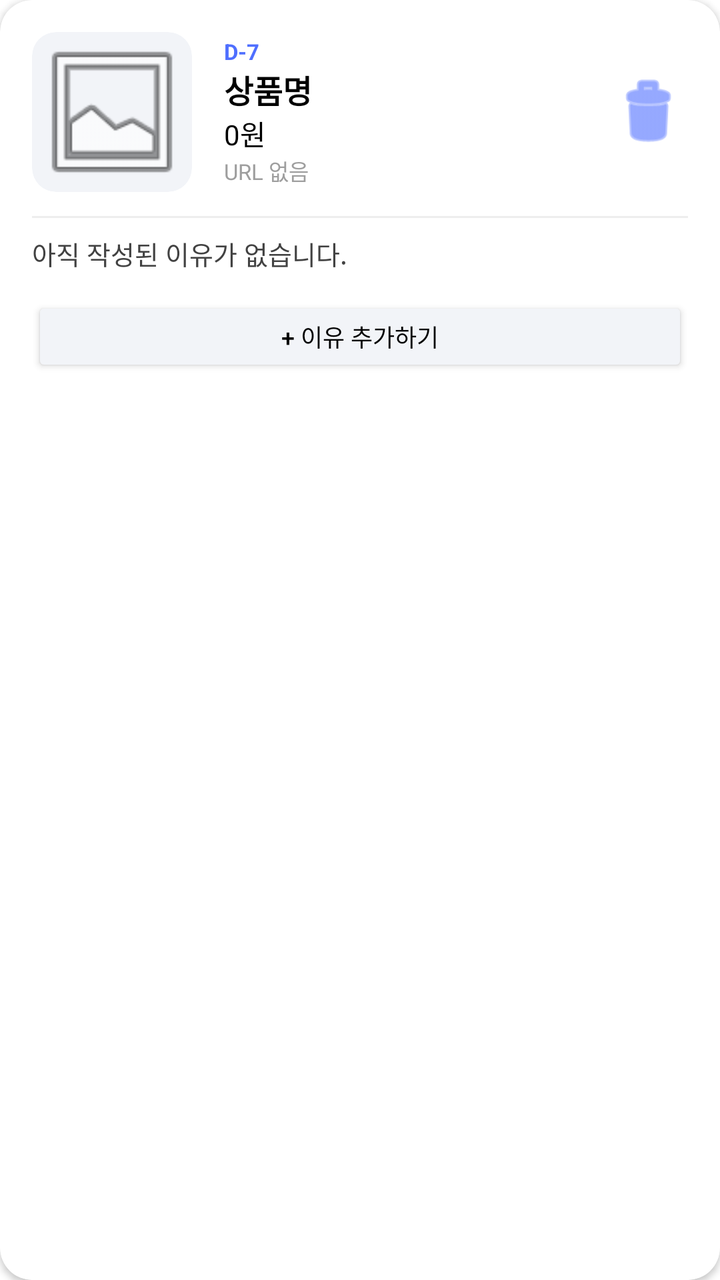
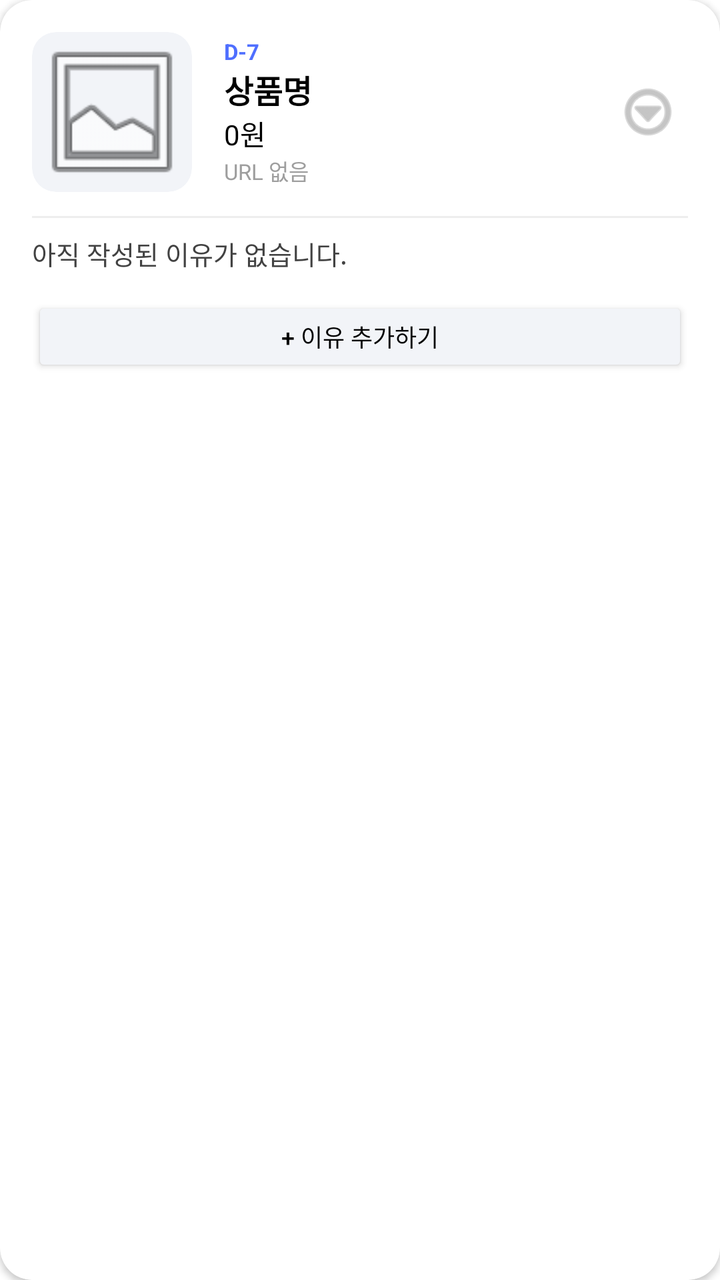

Screens rendered from an Android XML layout before and after an edit, with the pre-edit source and the edit as a unified diff.
<!-- AndroidManifest.xml: application theme Theme.AllIn -->
<!-- res/layout/item_cart_product.xml -->
<?xml version="1.0" encoding="utf-8"?>
<androidx.cardview.widget.CardView xmlns:android="http://schemas.android.com/apk/res/android"
    xmlns:app="http://schemas.android.com/apk/res-auto"
    android:layout_width="match_parent"
    android:layout_height="wrap_content"
    android:layout_marginBottom="16dp"
    app:cardCornerRadius="16dp"
    app:cardElevation="2dp">

    <LinearLayout
        android:layout_width="match_parent"
        android:layout_height="wrap_content"
        android:orientation="vertical"
        android:padding="16dp">

        <LinearLayout
            android:layout_width="match_parent"
            android:layout_height="wrap_content"
            android:orientation="horizontal"
            android:gravity="center_vertical">

            <androidx.cardview.widget.CardView
                android:layout_width="80dp"
                android:layout_height="80dp"
                app:cardCornerRadius="12dp"
                app:cardElevation="0dp"
                android:backgroundTint="#F2F4F8">
                <ImageView
                    android:id="@+id/ivProduct"
                    android:layout_width="match_parent"
                    android:layout_height="match_parent"
                    android:scaleType="centerCrop"
                    android:src="@android:drawable/ic_menu_gallery" />
            </androidx.cardview.widget.CardView>

            <LinearLayout
                android:layout_width="0dp"
                android:layout_height="wrap_content"
                android:layout_weight="1"
                android:layout_marginStart="16dp"
                android:orientation="vertical">

                
                <TextView
                    android:id="@+id/tvRemainingDays"
                    android:layout_width="wrap_content"
                    android:layout_height="wrap_content"
                    android:text="D-7"
                    android:textColor="#4F6FFF"
                    android:textSize="11sp"
                    android:textStyle="bold" />

                <TextView
                    android:id="@+id/tvProductName"
                    android:layout_width="wrap_content"
                    android:layout_height="wrap_content"
                    android:text="상품명"
                    android:textColor="@android:color/black"
                    android:textSize="16sp"
                    android:textStyle="bold" />

                <TextView
                    android:id="@+id/tvProductPrice"
                    android:layout_width="wrap_content"
                    android:layout_height="wrap_content"
                    android:text="0원"
                    android:textColor="@android:color/black"
                    android:textSize="14sp" />
                
                <TextView
                    android:id="@+id/tvProductUrl"
                    android:layout_width="wrap_content"
                    android:layout_height="wrap_content"
                    android:text="URL 없음"
                    android:textColor="#9E9E9E"
                    android:textSize="11sp"
                    android:maxLines="1"
                    android:ellipsize="end" />
            </LinearLayout>

            
            <Button
                android:id="@+id/btnDelete"
                android:layout_width="40dp"
                android:layout_height="40dp"
                android:background="@android:drawable/ic_menu_delete"
                android:backgroundTint="#4F6FFF" />
        </LinearLayout>

        <View
            android:layout_width="match_parent"
            android:layout_height="1dp"
            android:layout_marginTop="12dp"
            android:background="#EEEEEE" />

        <TextView
            android:id="@+id/tvReasonsSummary"
            android:layout_width="match_parent"
            android:layout_height="wrap_content"
            android:layout_marginTop="8dp"
            android:text="아직 작성된 이유가 없습니다."
            android:textColor="#424242"
            android:textSize="13sp" />

        <Button
            android:id="@+id/btnAddReason"
            android:layout_width="match_parent"
            android:layout_height="40dp"
            android:layout_marginTop="12dp"
            android:text="+ 이유 추가하기"
            android:textSize="12sp"
            android:backgroundTint="#F2F4F8"
            android:textColor="@android:color/black"
            app:cornerRadius="8dp" />

    </LinearLayout>
</androidx.cardview.widget.CardView>
<!-- resources referenced by this layout -->
<resources>
  <style name="Theme.AllIn" parent="Theme.MaterialComponents.DayNight.NoActionBar">
          
          <item name="colorPrimary">@color/purple_500</item>
          <item name="colorPrimaryVariant">@color/purple_700</item>
          <item name="colorOnPrimary">@color/white</item>
          
          <item name="colorSecondary">@color/teal_200</item>
          <item name="colorSecondaryVariant">@color/teal_700</item>
          <item name="colorOnSecondary">@color/black</item>
          
          <item name="android:statusBarColor">#E9EFFF</item>
          <item name="android:windowLightStatusBar">true</item>
          
          
          <item name="alertDialogTheme">@style/RoundedAlertDialogTheme</item>
      </style>
  <color name="purple_500">#FF6200EE</color>
  <color name="purple_700">#FF3700B3</color>
  <color name="white">#FFFFFFFF</color>
  <color name="teal_200">#FF03DAC5</color>
  <color name="teal_700">#FF018786</color>
  <color name="black">#FF000000</color>
  <style name="RoundedAlertDialogTheme" parent="Theme.AppCompat.Light.Dialog.Alert">
          <item name="android:windowBackground">@drawable/dialog_rounded_background</item>
      </style>
  <!-- drawable dialog_rounded_background (drawable) -->
  <?xml version="1.0" encoding="utf-8"?>
  <inset xmlns:android="http://schemas.android.com/apk/res/android"
      android:insetLeft="16dp"
      android:insetTop="16dp"
      android:insetRight="16dp"
      android:insetBottom="16dp">
      <shape android:shape="rectangle">
          <solid android:color="@android:color/white" />
          <corners android:radius="24dp" />
      </shape>
  </inset>
</resources>

<!-- the commit's change to res/layout/item_cart_product.xml (unified diff, before → after) -->
@@ -40,7 +40,6 @@
                 android:layout_marginStart="16dp"
                 android:orientation="vertical">
 
-                
                 <TextView
                     android:id="@+id/tvRemainingDays"
                     android:layout_width="wrap_content"
@@ -79,12 +78,14 @@
             </LinearLayout>
 
             
-            <Button
-                android:id="@+id/btnDelete"
+            <ImageButton
+                android:id="@+id/btnOptions"
                 android:layout_width="40dp"
                 android:layout_height="40dp"
-                android:background="@android:drawable/ic_menu_delete"
-                android:backgroundTint="#4F6FFF" />
+                android:background="?attr/selectableItemBackgroundBorderless"
+                android:src="@android:drawable/ic_menu_more"
+                android:contentDescription="옵션"
+                app:tint="#9E9E9E" />
         </LinearLayout>
 
         <View
<!-- resource entries referenced after the edit -->
@@ -1,6 +1,10 @@
 <!-- resources referenced by this layout -->
 <resources>
   <style name="Theme.AllIn" parent="Theme.MaterialComponents.DayNight.NoActionBar">
+          
+          <item name="android:windowNoTitle">true</item>
+          <item name="windowActionBar">false</item>
+          
           
           <item name="colorPrimary">@color/purple_500</item>
           <item name="colorPrimaryVariant">@color/purple_700</item>
@@ -9,6 +13,7 @@
           <item name="colorSecondary">@color/teal_200</item>
           <item name="colorSecondaryVariant">@color/teal_700</item>
           <item name="colorOnSecondary">@color/black</item>
+          
           
           <item name="android:statusBarColor">#E9EFFF</item>
           <item name="android:windowLightStatusBar">true</item>
